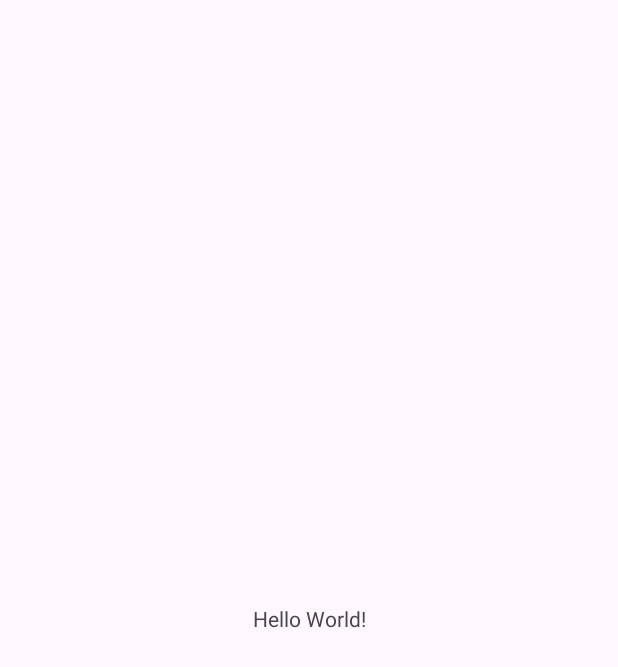
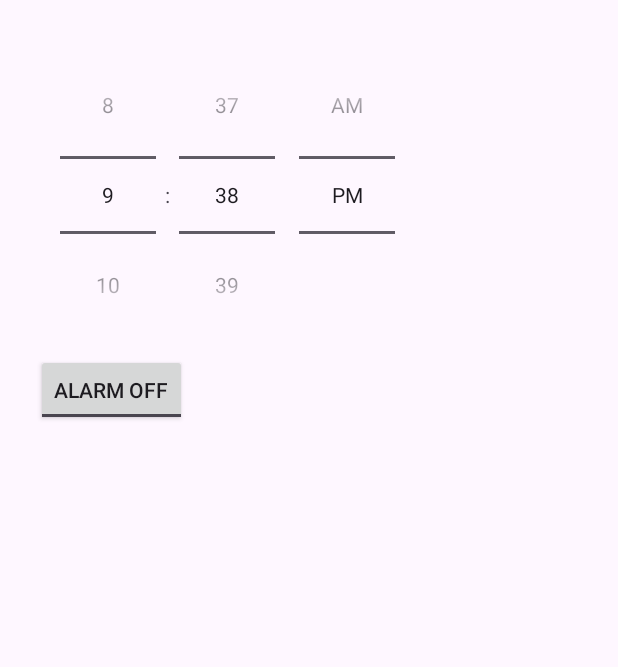
Before and after one commit to lowresbird/AlarmApp, an Android app: the screen it shows after launch (MainActivity), on a phone screen of 412 x 824 dp. Before the commit the part shown is almost empty. Shown: the top 667 px of the screen. Run offline under Robolectric (Android 15) with nearby library versions, the phone set to English and light mode, and no system bars.

Commit message:
Started, plays alarm noise at time
Not sure about structure, need to make sound loop until stopped

```diff
--- a/app/src/main/java/com/example/notalarmy/MainActivity.kt
+++ /dev/null
@@ -1,20 +0,0 @@
-package com.example.notalarmy
-
-import android.os.Bundle
-import androidx.activity.enableEdgeToEdge
-import androidx.appcompat.app.AppCompatActivity
-import androidx.core.view.ViewCompat
-import androidx.core.view.WindowInsetsCompat
-
-class MainActivity : AppCompatActivity() {
-    override fun onCreate(savedInstanceState: Bundle?) {
-        super.onCreate(savedInstanceState)
-        enableEdgeToEdge()
-        setContentView(R.layout.activity_main)
-        ViewCompat.setOnApplyWindowInsetsListener(findViewById(R.id.main)) { v, insets ->
-            val systemBars = insets.getInsets(WindowInsetsCompat.Type.systemBars())
-            v.setPadding(systemBars.left, systemBars.top, systemBars.right, systemBars.bottom)
-            insets
-        }
-    }
-}
--- /dev/null
+++ b/app/src/main/java/com/example/notalarmy/view/MainActivity.kt
@@ -0,0 +1,76 @@
+package com.example.notalarmy.view
+
+import android.app.AlarmManager
+import android.app.PendingIntent
+import android.content.Intent
+import android.icu.util.Calendar
+import android.os.Bundle
+import android.view.View
+import android.widget.TimePicker
+import android.widget.Toast
+import android.widget.ToggleButton
+import androidx.activity.enableEdgeToEdge
+import androidx.appcompat.app.AppCompatActivity
+import androidx.core.view.ViewCompat
+import androidx.core.view.WindowInsetsCompat
+import com.example.notalarmy.R
+import com.example.notalarmy.receiver.AlarmReceiver
+import java.text.SimpleDateFormat
+import java.util.Locale
+import kotlin.time.Duration.Companion.hours
+import kotlin.time.Duration.Companion.minutes
+
+class MainActivity : AppCompatActivity() {
+    private lateinit var alarmTimePicker: TimePicker
+    private lateinit var pendingIntent: PendingIntent
+    private lateinit var alarmManager: AlarmManager
+
+    val timeFormatter = SimpleDateFormat("hh:mm a", Locale.getDefault())
+
+    override fun onCreate(savedInstanceState: Bundle?) {
+        super.onCreate(savedInstanceState)
+        enableEdgeToEdge()
+        setContentView(R.layout.activity_main)
+        ViewCompat.setOnApplyWindowInsetsListener(findViewById(R.id.main)) { v, insets ->
+            val systemBars = insets.getInsets(WindowInsetsCompat.Type.systemBars())
+            v.setPadding(systemBars.left, systemBars.top, systemBars.right, systemBars.bottom)
+            insets
+        }
+
+        alarmTimePicker = findViewById(R.id.alarmTimePicker)
+        alarmManager = getSystemService(ALARM_SERVICE) as AlarmManager
+    }
+
+    fun onToggleClicked(view: View) {
+        val toggle = view as ToggleButton
+
+        if (toggle.isChecked) {
+            val calendar = Calendar.getInstance().apply {
+                set(Calendar.HOUR_OF_DAY, alarmTimePicker.hour)
+                set(Calendar.MINUTE, alarmTimePicker.minute)
+                set(Calendar.SECOND, 0)
+                set(Calendar.MILLISECOND, 0)
+            }
+
+            val intent = Intent(this, AlarmReceiver::class.java)
+
+            pendingIntent = PendingIntent.getBroadcast(
+                this, 0, intent, PendingIntent.FLAG_IMMUTABLE
+            )
+
+            var time = calendar.timeInMillis
+            if (System.currentTimeMillis() > time) {
+                time += 24 * 60 * 60 * 1000
+            }
+
+            alarmManager.setRepeating(
+                AlarmManager.RTC_WAKEUP, time, 60_000L, pendingIntent
+            )
+
+            Toast.makeText(this, "Alarm on, set for ${timeFormatter.format(calendar.time)}", Toast.LENGTH_SHORT).show()
+        } else {
+            alarmManager.cancel(pendingIntent)
+            Toast.makeText(this, "Alarm off", Toast.LENGTH_SHORT).show()
+        }
+    }
+}
--- a/app/src/main/res/layout/activity_main.xml
+++ b/app/src/main/res/layout/activity_main.xml
@@ -5,15 +5,27 @@
     android:id="@+id/main"
     android:layout_width="match_parent"
     android:layout_height="match_parent"
-    tools:context=".MainActivity">
+    tools:context=".view.MainActivity">
 
-    <TextView
-        android:layout_width="wrap_content"
-        android:layout_height="wrap_content"
-        android:text="Hello World!"
-        app:layout_constraintBottom_toBottomOf="parent"
-        app:layout_constraintEnd_toEndOf="parent"
-        app:layout_constraintStart_toStartOf="parent"
-        app:layout_constraintTop_toTopOf="parent" />
+    <LinearLayout
+        android:layout_width="match_parent"
+        android:layout_height="match_parent"
+        android:orientation="vertical"
+        android:padding="24dp">
+
+        <TimePicker
+            android:id="@+id/alarmTimePicker"
+            android:layout_width="wrap_content"
+            android:layout_height="wrap_content"
+            android:timePickerMode="spinner" />
+
+        <ToggleButton
+            android:id="@+id/alarmToggleButton"
+            android:layout_width="wrap_content"
+            android:layout_height="wrap_content"
+            android:textOn="@string/alarm_on"
+            android:textOff="@string/alarm_off"
+            android:onClick="onToggleClicked" />
+    </LinearLayout>
 
 </androidx.constraintlayout.widget.ConstraintLayout>
--- a/app/src/main/res/values/strings.xml
+++ b/app/src/main/res/values/strings.xml
@@ -1,3 +1,5 @@
 <resources>
     <string name="app_name">NotAlarmy</string>
+    <string name="alarm_on">Alarm On</string>
+    <string name="alarm_off">Alarm Off</string>
 </resources>
```
Also changed, not shown: app/src/main/AndroidManifest.xml (+6 -1 lines), app/src/main/java/com/example/notalarmy/receiver/AlarmReceiver.kt (added, +21 -0 lines), 1 other file.
